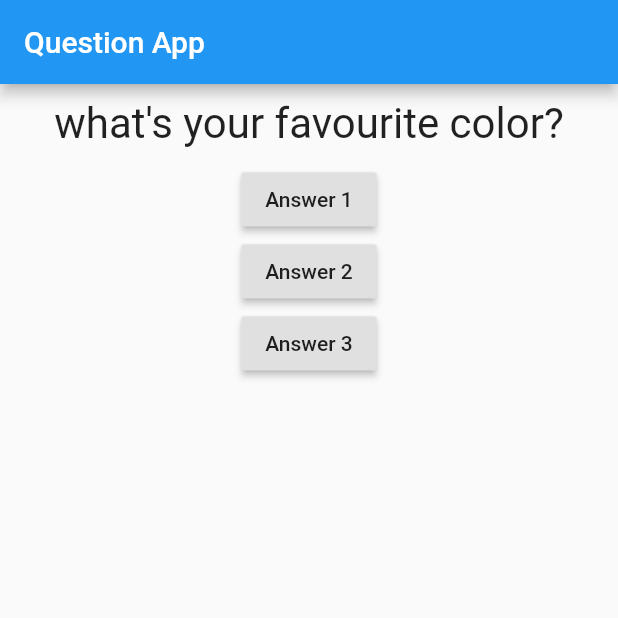
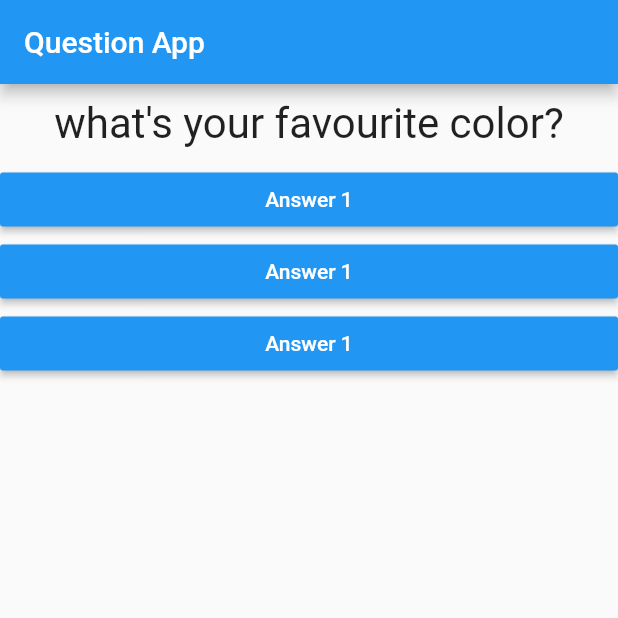
Before and after one commit to manoj1995madushanka/flutter_quiz_app, a Flutter app: the screen it shows after launch, on a phone screen of 412 x 824 dp, the top half of it. Run offline on Flutter 3.47's test engine with Material 2 defaults, Android fonts, the phone set to English and light mode, and no system bars.

Commit message:
use answer widget

```diff
--- /dev/null
+++ b/lib/Answer.dart
@@ -0,0 +1,25 @@
+import 'package:flutter/cupertino.dart';
+import 'package:flutter/material.dart';
+
+/**
+ * this class make as stateless because this does not has any view modification logic
+ * the onPress logic happens in another Widget
+ * */
+class Answer extends StatelessWidget {
+  final VoidCallback selectHandler;
+
+  const Answer(this.selectHandler, {Key? key}) : super(key: key);
+
+  @override
+  Widget build(BuildContext context) {
+    return Container(
+      width: double.infinity,
+      child: RaisedButton(
+        color: Colors.blue,
+        textColor: Colors.white,
+        child: const Text("Answer 1"),
+        onPressed: selectHandler,
+      ),
+    );
+  }
+}
--- a/lib/main.dart
+++ b/lib/main.dart
@@ -1,4 +1,5 @@
 import 'package:flutter/material.dart';
+import 'package:quiz_app/Answer.dart';
 
 import 'Question.dart';
 
@@ -43,6 +44,7 @@ class _MyAppState extends State<MyApp> {
     print(_questionIndex);
   }
 
+
   @override
   Widget build(BuildContext context) {
     var quetions = [
@@ -57,7 +59,10 @@ class _MyAppState extends State<MyApp> {
         ),
         body: Column(children: [
           Question(quetions[_questionIndex]),
-          RaisedButton(child: Text("Answer 1"), onPressed: _answerQuestion),
+          Answer(_answerQuestion),
+          Answer(_answerQuestion),
+          Answer(_answerQuestion),
+          /*RaisedButton(child: Text("Answer 1"), onPressed: _answerQuestion),
           RaisedButton(
               child: Text("Answer 2"),
               onPressed: () => print("Answer 2 chosen")),
@@ -65,7 +70,7 @@ class _MyAppState extends State<MyApp> {
               child: Text("Answer 3"),
               onPressed: () {
                 print("answer 3 chosen");
-              }),
+              }),*/
         ]),
       ),
     );
```
